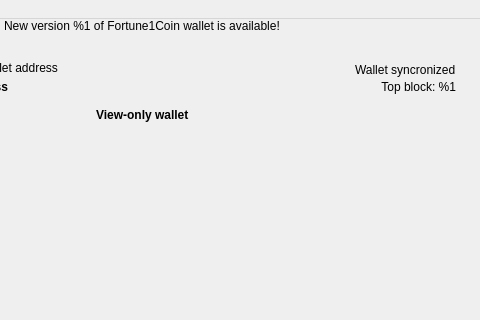
fortune1dev/desktop-client, file src/mainwindow.ui: the form before one commit; both pictures show x 320 to 800 and y 0 to 320 of the 800 by 652 pixel window.
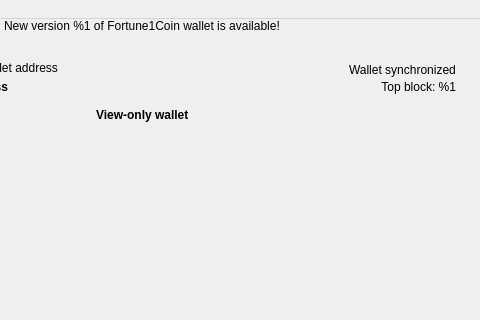
The form after the commit. Icons and pictures are not drawn. Custom widgets are drawn as their Qt base class.

Commit message: v1.2.0 - Initial internationalization of the wallet

The edit to the form file:
```diff
--- a/src/mainwindow.ui
+++ b/src/mainwindow.ui
@@ -431,7 +431,7 @@
                   <item>
                    <widget class="QLabel" name="m_walletStatusLabel">
                     <property name="text">
-                     <string>Wallet syncronized</string>
+                     <string>Wallet synchronized</string>
                     </property>
                    </widget>
                   </item>
```
The commit also changes 15 other files.
